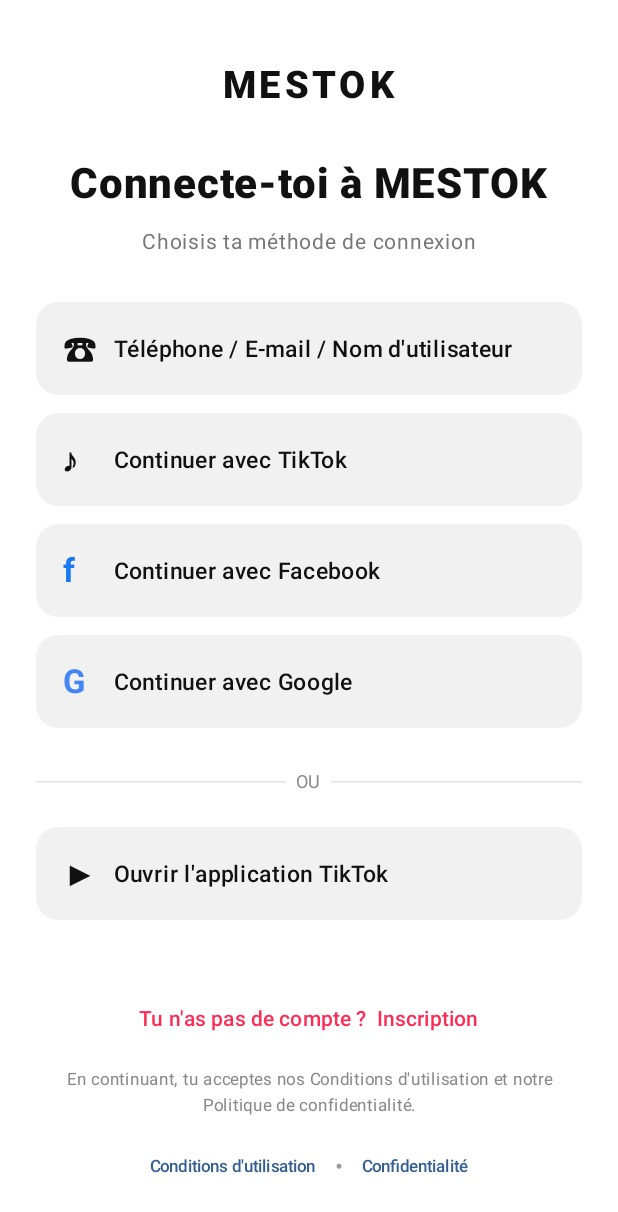
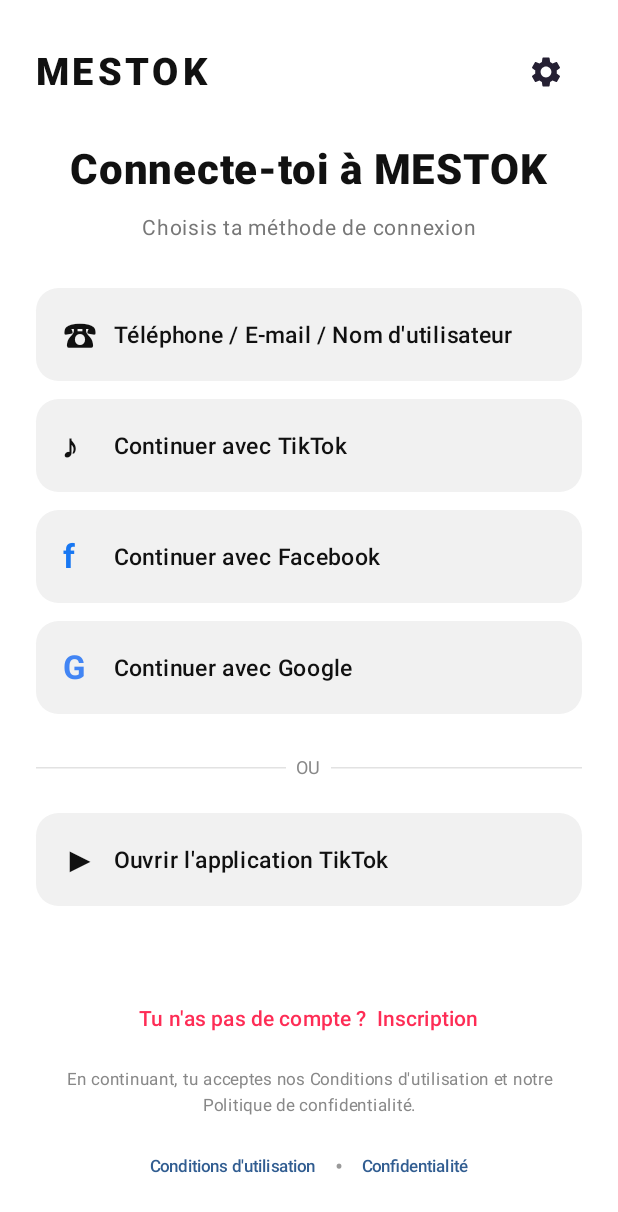
Before and after one commit to Houssem028/MESTOK, an Android app built with Jetpack Compose: the screen it shows after launch (MainActivity), on a phone screen of 412 x 824 dp. Shown: the top 1212 px of the screen. Run offline under Robolectric (Android 15) with nearby library versions, the phone set to English and light mode, and no system bars.

Commit message:
Add settings access from MESTOK login screen

```diff
--- a/app/src/main/java/com/mestok/app/MainActivity.kt
+++ b/app/src/main/java/com/mestok/app/MainActivity.kt
@@ -72,6 +72,7 @@ class MainActivity : ComponentActivity() {
                 when (page) {
                     "welcome" -> WelcomeScreen(onContinue = { page = "login" })
                     "login" -> LoginScreen(
+                        onSettings = { page = "settings" },
                         onTikTok = { notice = localized(
                             "سيتم تفعيل تسجيل TikTok الرسمي بعد ربط Login Kit ومفاتيح المطوّر.",
                             "La connexion TikTok officielle sera activée après la configuration de Login Kit.",
@@ -177,7 +178,7 @@ private fun WelcomeScreen(onContinue: () -> Unit) {
 }
 
 @Composable
-private fun LoginScreen(onTikTok: () -> Unit) {
+private fun LoginScreen(onTikTok: () -> Unit, onSettings: () -> Unit) {
     val uriHandler = LocalUriHandler.current
     var showPhoneLogin by remember { mutableStateOf(false) }
     var identifier by remember { mutableStateOf("") }
@@ -188,10 +189,17 @@ private fun LoginScreen(onTikTok: () -> Unit) {
         Modifier.fillMaxSize().background(Color.White).padding(horizontal = 24.dp),
         horizontalAlignment = Alignment.CenterHorizontally
     ) {
-        Spacer(Modifier.height(42.dp))
-        Text("MESTOK", color = Color(0xFF111111), fontSize = 25.sp,
-            fontWeight = FontWeight.Black, letterSpacing = 3.sp)
-        Spacer(Modifier.height(34.dp))
+        Spacer(Modifier.height(24.dp))
+        Row(Modifier.fillMaxWidth(), verticalAlignment = Alignment.CenterVertically) {
+            Text("MESTOK", color = Color(0xFF111111), fontSize = 25.sp,
+                fontWeight = FontWeight.Black, letterSpacing = 3.sp)
+            Spacer(Modifier.weight(1f))
+            IconButton(onClick = onSettings) {
+                Icon(Icons.Default.SettingsIcon, contentDescription = "الإعدادات",
+                    tint = Color(0xFF252033))
+            }
+        }
+        Spacer(Modifier.height(24.dp))
         Text("Connecte-toi à MESTOK", color = Color(0xFF111111),
             fontSize = 28.sp, fontWeight = FontWeight.ExtraBold,
             lineHeight = 34.sp)
```
